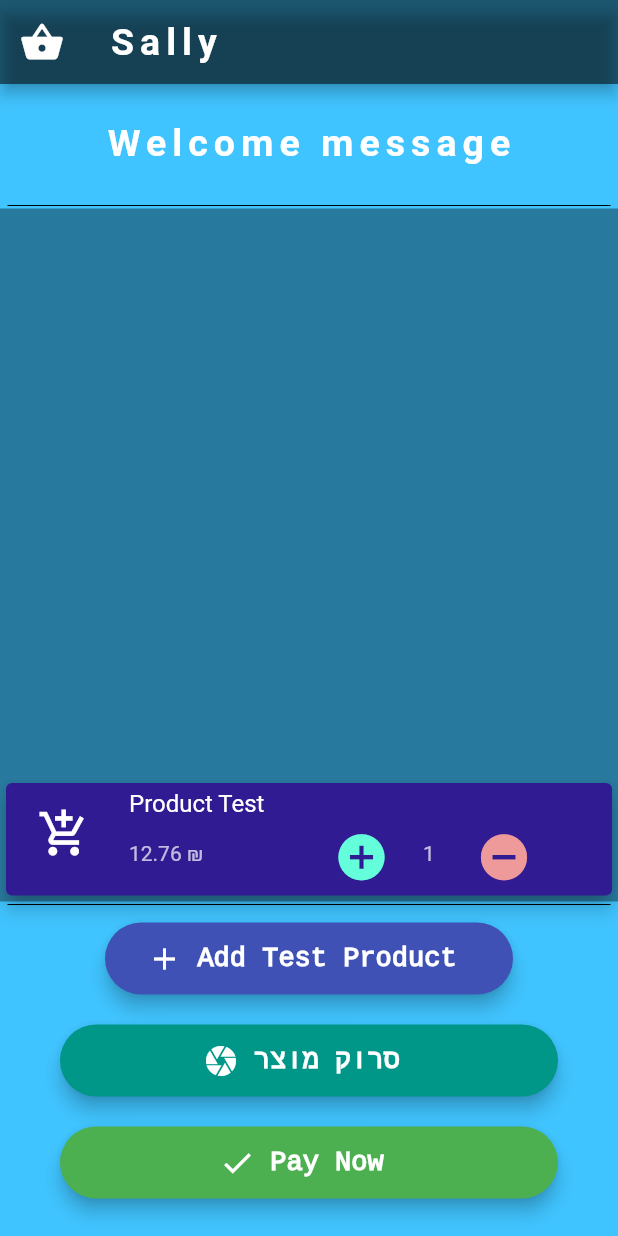
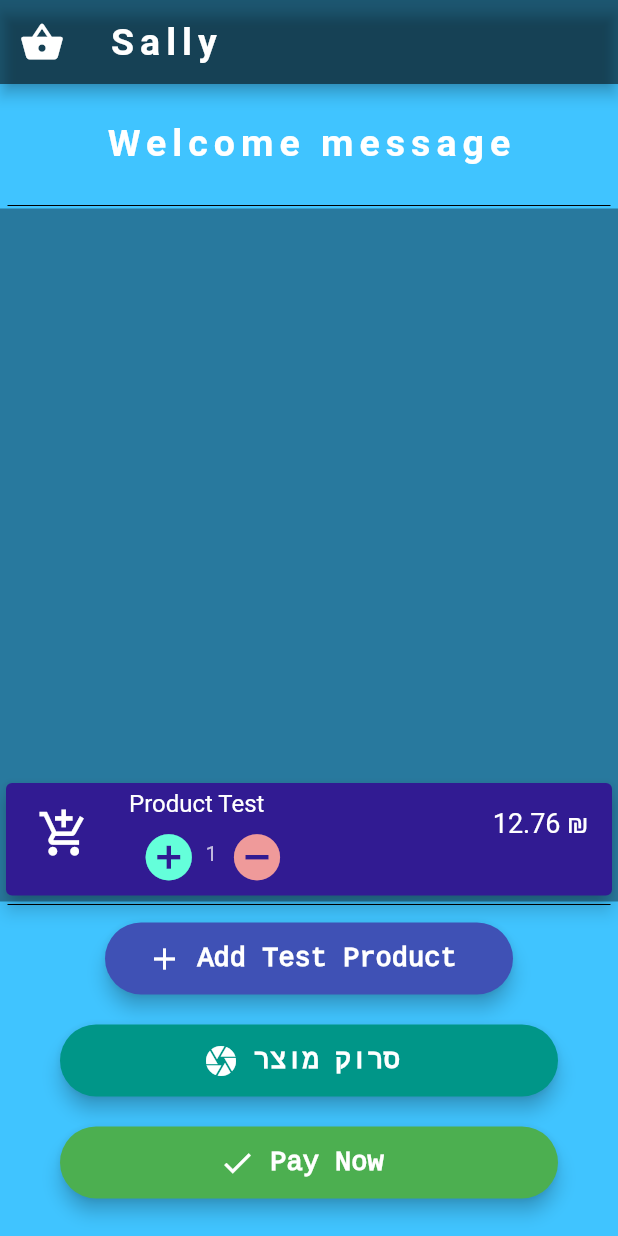
Before and after one commit to AZilberblat/Sally-Smart-Grocery, a Flutter app: the screen it shows after launch, after a tap on "Add Test Product", on a phone screen of 412 x 824 dp. Run offline on Flutter 3.47's test engine with Material 2 defaults, Android fonts, the light colour scheme and no system bars; our stand-ins replace audioplayers; missing offline and left inert: flutter_barcode_scanner.

```diff
--- a/lib/utilities/product_card.dart
+++ b/lib/utilities/product_card.dart
@@ -38,14 +38,12 @@ class _ProductCardState extends State<ProductCard> {
         ),
         title: Text(widget.productName),
         subtitle: Row(
+          mainAxisAlignment: MainAxisAlignment.start,
+          children: <Widget>[
+            Container(
+              child: Row(
                 mainAxisAlignment: MainAxisAlignment.spaceBetween,
                 children: <Widget>[
-            Text(
-              '$finalPrice ₪',
-            ),
-            SizedBox(
-              width: 40,
-            ),
                   IconButton(
                       icon: Icon(
                         Icons.add_circle,
@@ -59,7 +57,10 @@ class _ProductCardState extends State<ProductCard> {
 
                         print('$quantity');
                       }),
-            Text('$quantity'),
+                  SizedBox(width: 3),
+                  Text(
+                    '$quantity',
+                  ),
                   IconButton(
                       icon: Icon(
                         Icons.do_not_disturb_on,
@@ -76,10 +77,14 @@ class _ProductCardState extends State<ProductCard> {
 
                         print('$quantity');
                       }),
-            SizedBox(
-              width: 15,
+                ],
               ),
+            )
           ],
+        ),
+        trailing: Text(
+          '$finalPrice ₪',
+          style: TextStyle(fontSize: 18),
         ),
       ),
     );
```
Lines whose indentation alone changed are shown as unchanged.
